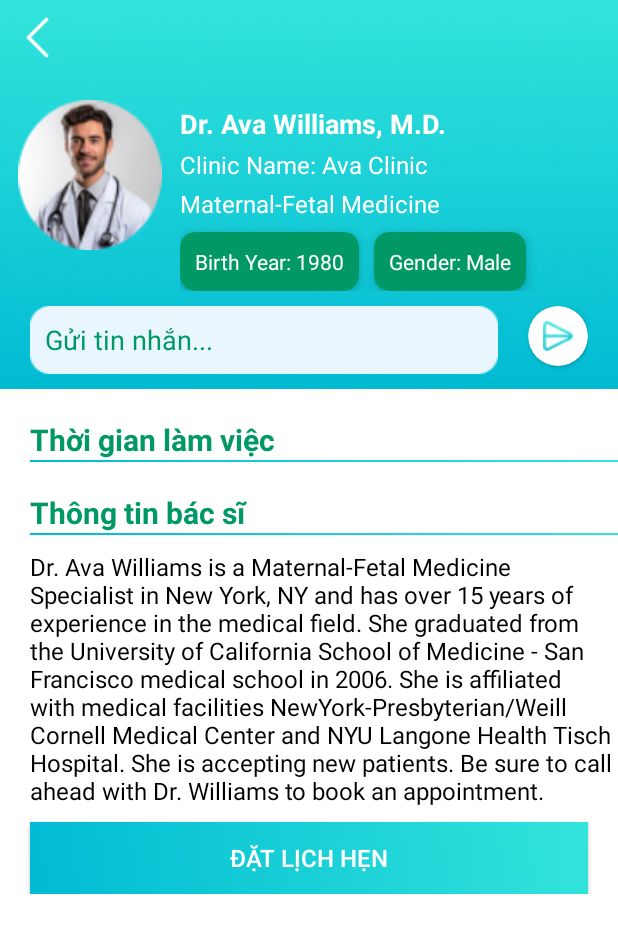
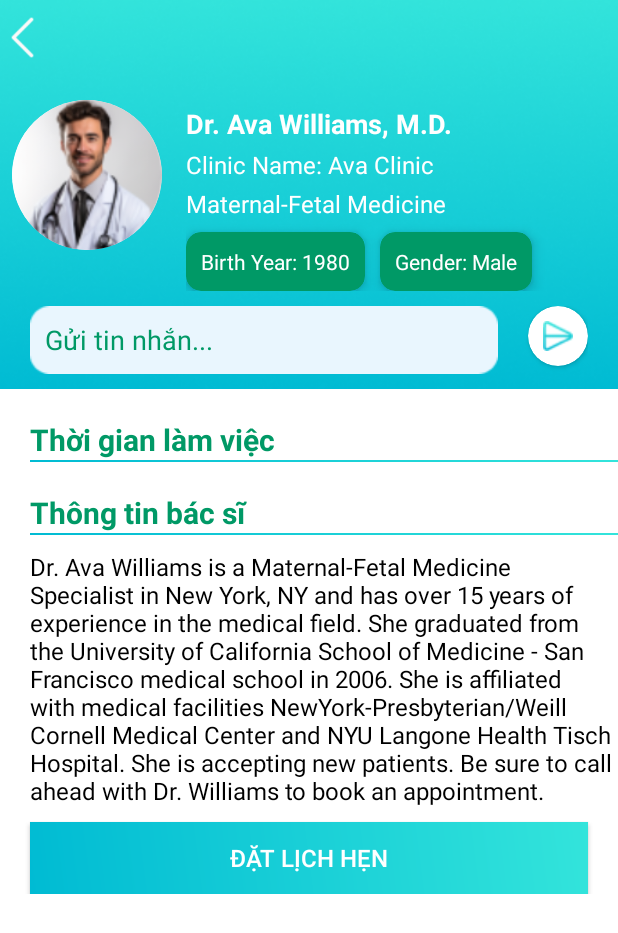
Before and after one commit to Amory826/DoAnTotNghiep, an Android app: the DetailActivity screen opened directly, with no data from a screen before it, on a phone screen of 412 x 824 dp. Shown: the top 933 px of the screen. Run offline under Robolectric (Android 15) with nearby library versions, the phone set to English and light mode, and no system bars; our stand-ins replace Firebase (no records; nobody signed in at launch, a user with empty details on screens opened directly), Picasso; libraries missing offline, so code that uses them is left out: com.kongzue.dialogx.

Commit message:
update layout fix 9:44 16/5

```diff
--- a/app/src/main/res/layout/activity_detail.xml
+++ b/app/src/main/res/layout/activity_detail.xml
@@ -18,7 +18,6 @@
         <LinearLayout
             android:layout_width="match_parent"
             android:layout_height="wrap_content"
-            android:layout_marginLeft="10dp"
             android:layout_marginTop="10dp"
             android:orientation="horizontal">
 
@@ -43,15 +42,26 @@
         <LinearLayout
             android:layout_width="match_parent"
             android:layout_height="wrap_content"
+            android:layout_marginStart="8dp"
             android:orientation="horizontal">
 
-            <ImageView
-                android:id="@+id/iv_profile_picture"
+            <androidx.cardview.widget.CardView
                 android:layout_width="100dp"
                 android:layout_height="100dp"
-                android:layout_gravity="center"
-                android:layout_margin="10dp"
-                android:src="@drawable/nam" />
+                android:layout_marginEnd="16dp"
+                android:layout_gravity="center_vertical"
+                app:cardCornerRadius="50dp"
+                app:cardElevation="0dp"
+                app:cardPreventCornerOverlap="true"
+                app:cardUseCompatPadding="false">
+
+                <ImageView
+                    android:id="@+id/iv_profile_picture"
+                    android:layout_width="match_parent"
+                    android:layout_height="match_parent"
+                    android:scaleType="centerCrop"
+                    android:src="@drawable/nam" />
+            </androidx.cardview.widget.CardView>
 
             <LinearLayout
                 android:layout_width="0dp"
@@ -164,6 +174,7 @@
                     android:layout_width="20dp"
                     android:layout_height="20dp"
                     android:layout_gravity="center"
+                    android:contentDescription="@string/todo"
                     android:src="@drawable/send" />
             </androidx.cardview.widget.CardView>
         </LinearLayout>
@@ -184,9 +195,9 @@
             <TextView
                 android:layout_width="match_parent"
                 android:layout_height="wrap_content"
-                android:layout_marginLeft="20dp"
+                android:layout_marginStart="20dp"
                 android:layout_marginTop="10dp"
-                android:text="Thời gian làm việc"
+                android:text="@string/thoiGianLamViec"
                 android:textColor="#009966"
                 android:textSize="20sp"
                 android:textStyle="bold" />
@@ -194,7 +205,7 @@
             <View
                 android:layout_width="match_parent"
                 android:layout_height="1dp"
-                android:layout_marginLeft="20dp"
+                android:layout_marginStart="20dp"
                 android:background="@drawable/bgtext" />
 
             <androidx.recyclerview.widget.RecyclerView
@@ -207,9 +218,9 @@
             <TextView
                 android:layout_width="match_parent"
                 android:layout_height="wrap_content"
-                android:layout_marginLeft="20dp"
+                android:layout_marginStart="20dp"
                 android:layout_marginTop="10dp"
-                android:text="Thông tin bác sĩ"
+                android:text="@string/thongTinBacSi"
                 android:textColor="#009966"
                 android:textSize="20sp"
                 android:textStyle="bold" />
@@ -217,16 +228,16 @@
             <View
                 android:layout_width="match_parent"
                 android:layout_height="1dp"
-                android:layout_marginLeft="20dp"
+                android:layout_marginStart="20dp"
                 android:background="@drawable/bgtext" />
 
             <TextView
                 android:id="@+id/tv_about_doctor"
                 android:layout_width="match_parent"
                 android:layout_height="wrap_content"
-                android:layout_marginLeft="20dp"
+                android:layout_marginStart="20dp"
                 android:layout_marginTop="10dp"
-                android:text="Dr. Ava Williams is a Maternal-Fetal Medicine Specialist in New York, NY and has over 15 years of experience in the medical field. She graduated from the University of California School of Medicine - San Francisco medical school in 2006. She is affiliated with medical facilities NewYork-Presbyterian/Weill Cornell Medical Center and NYU Langone Health Tisch Hospital. She is accepting new patients. Be sure to call ahead with Dr. Williams to book an appointment."
+                android:text="@string/textExample"
                 android:textColor="@color/black"
                 android:textSize="16sp" />
 
--- a/app/src/main/res/values/strings.xml
+++ b/app/src/main/res/values/strings.xml
@@ -53,4 +53,10 @@
     <string name="lichSuThanhToan">Lịch sử thanh toán</string>
     <string name="thongTinLichDaDat">Thông tin lịch đã đặt</string>
     <string name="cardiology">Cardiology</string>
+    <string name="thoiGianLamViec">Thời gian làm việc</string>
+    <string name="thongTinCacBacSi">Thông tin các bác sĩ</string>
+    <string name="thongTinBacSi">Thông tin bác sĩ</string>
+    <string name="textExample">Dr. Ava Williams is a Maternal-Fetal Medicine Specialist in New York, NY and has over 15 years of experience in the medical field. She graduated from the University of California School of Medicine - San Francisco medical school in 2006. She is affiliated with medical facilities NewYork-Presbyterian/Weill Cornell Medical Center and NYU Langone Health Tisch Hospital. She is accepting new patients. Be sure to call ahead with Dr. Williams to book an appointment.</string>
+    <string name="todo">TODO</string>
+    <string name="moTaBenh">Chi tiết mô tả bệnh</string>
 </resources>
```
